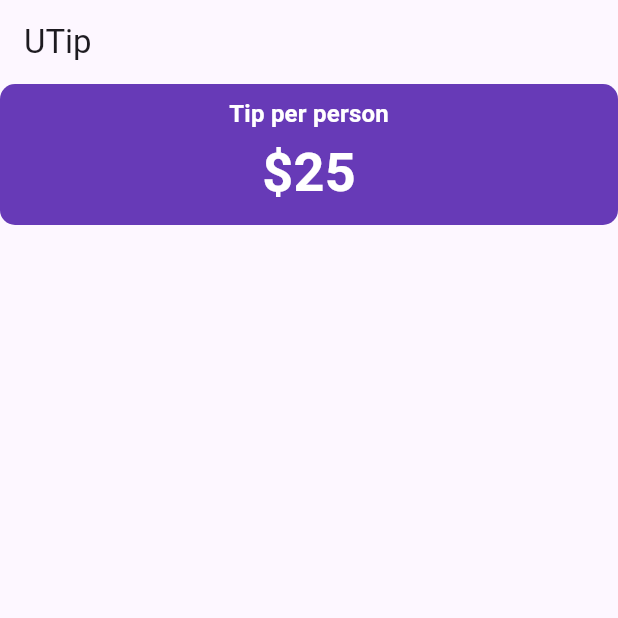
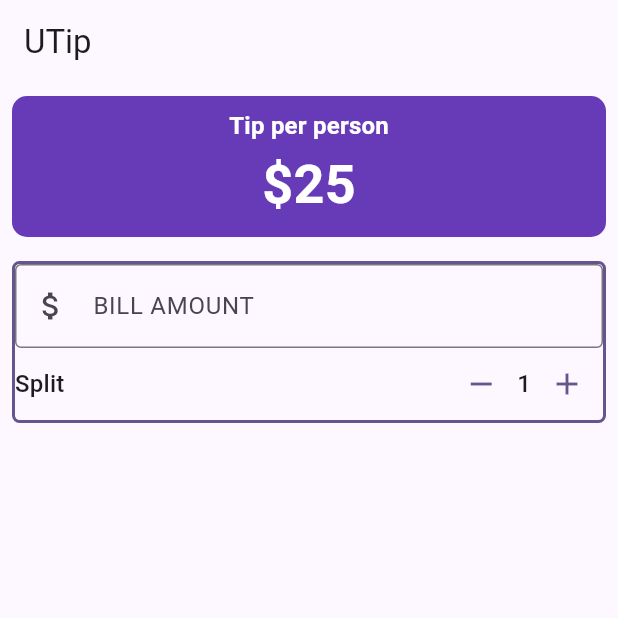
Before and after one commit to Junaidsawand/utip, a Flutter app: the screen it shows after launch, on a phone screen of 412 x 824 dp, the top half of it. Run offline on Flutter 3.47's test engine with Material 3 defaults, Android fonts, the phone set to English and light mode, and no system bars.

Commit message:
add increamaent and decrement functionality

```diff
--- a/lib/main.dart
+++ b/lib/main.dart
@@ -45,6 +45,22 @@ class UTip extends StatefulWidget {
 }
 
 class _UTipState extends State<UTip> {
+  int _personCount = 1;
+  //methods
+  void increament() {
+    setState(() {
+      _personCount = _personCount + 1;
+    });
+  }
+
+  void decreament() {
+    setState(() {
+      if (_personCount > 1) {
+        _personCount--;
+      }
+    });
+  }
+
   @override
   Widget build(BuildContext context) {
     var theme = Theme.of(context);
@@ -59,7 +75,9 @@ class _UTipState extends State<UTip> {
         crossAxisAlignment: CrossAxisAlignment.stretch,
 
         children: [
-          Container(
+          Padding(
+            padding: const EdgeInsets.all(8.0),
+            child: Container(
               // height: MediaQuery.of(context).size.height * 0.15,
               padding: const EdgeInsets.all(8),
               decoration: BoxDecoration(
@@ -79,6 +97,56 @@ class _UTipState extends State<UTip> {
                 ],
               ),
             ),
+          ),
+          Padding(
+            padding: const EdgeInsets.all(8.0),
+            child: Container(
+              decoration: BoxDecoration(
+                borderRadius: BorderRadius.circular(5),
+                border: Border.all(color: theme.colorScheme.primary, width: 2),
+              ),
+              child: Column(
+                children: [
+                  TextField(
+                    decoration: const InputDecoration(
+                      border: OutlineInputBorder(),
+                      prefixIcon: Icon(Icons.attach_money),
+                      labelText: "BILL AMOUNT",
+                    ),
+                    keyboardType: TextInputType.number,
+                    onChanged: (String value) {
+                      print("vlaue $value");
+                    },
+                  ),
+                  //split bill area
+                  Row(
+                    mainAxisAlignment: MainAxisAlignment.spaceBetween,
+                    children: [
+                      Text("Split", style: theme.textTheme.titleMedium),
+                      Row(
+                        children: [
+                          IconButton(
+                            color: theme.colorScheme.primary,
+                            onPressed: decreament,
+                            icon: const Icon(Icons.remove),
+                          ),
+                          Text(
+                            "$_personCount",
+                            style: theme.textTheme.titleMedium,
+                          ),
+                          IconButton(
+                            color: theme.colorScheme.primary,
+                            onPressed: increament,
+                            icon: const Icon(Icons.add),
+                          ),
+                        ],
+                      ),
+                    ],
+                  ),
+                ],
+              ),
+            ),
+          ),
         ],
       ),
     );
```
Lines whose indentation alone changed are shown as unchanged.
